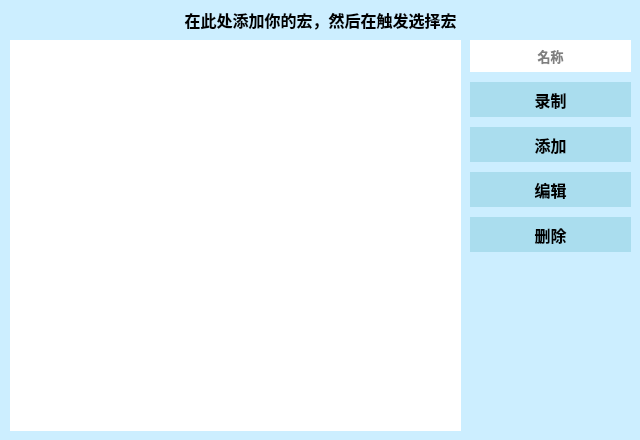
The window that .ui/MacroUi.ui (hongliangdu/Quickinput) describes before a commit, drawn with Qt 5.
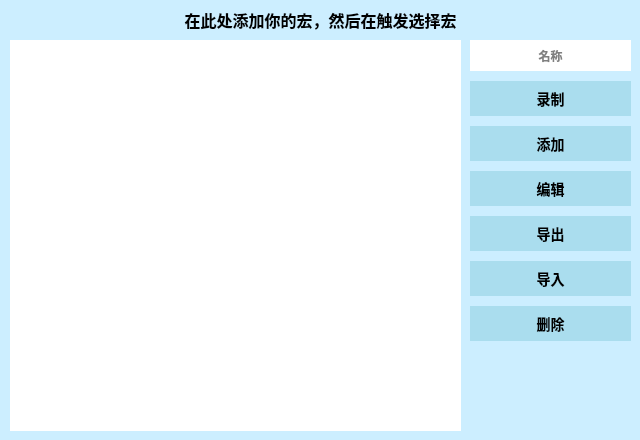
The same window after the commit.

```diff
--- a/.ui/MacroUi.ui
+++ b/.ui/MacroUi.ui
@@ -26,7 +26,7 @@
    <string>Macro</string>
   </property>
   <property name="styleSheet">
-   <string notr="true">background-color:#CEF;</string>
+   <string notr="true">#MacroUiClass{background-color:#CEF;border-bottom-left-radius:10px;border-bottom-right-radius:10px;}</string>
   </property>
   <widget class="QLabel" name="lbMacro">
    <property name="geometry">
@@ -134,6 +134,12 @@
     </property>
     <item>
      <widget class="QLineEdit" name="etName">
+      <property name="sizePolicy">
+       <sizepolicy hsizetype="Preferred" vsizetype="Preferred">
+        <horstretch>0</horstretch>
+        <verstretch>0</verstretch>
+       </sizepolicy>
+      </property>
       <property name="minimumSize">
        <size>
         <width>0</width>
@@ -142,8 +148,8 @@
       </property>
       <property name="font">
        <font>
-        <family>微软雅黑</family>
-        <pointsize>10</pointsize>
+        <family>Microsoft YaHei</family>
+        <pointsize>-1</pointsize>
         <weight>75</weight>
         <bold>true</bold>
        </font>
@@ -152,7 +158,7 @@
        <string>按下回车应用更改</string>
       </property>
       <property name="styleSheet">
-       <string notr="true">background-color: #FFF; border:none; padding:6px;</string>
+       <string notr="true">background-color: #FFF;border:none;padding:6px;font-family:&quot;Microsoft YaHei&quot;;font-size:12px;</string>
       </property>
       <property name="inputMask">
        <string/>
@@ -170,6 +176,12 @@
     </item>
     <item>
      <widget class="QPushButton" name="bnRec">
+      <property name="sizePolicy">
+       <sizepolicy hsizetype="Preferred" vsizetype="Preferred">
+        <horstretch>0</horstretch>
+        <verstretch>0</verstretch>
+       </sizepolicy>
+      </property>
       <property name="minimumSize">
        <size>
         <width>0</width>
@@ -178,8 +190,8 @@
       </property>
       <property name="font">
        <font>
-        <family>微软雅黑</family>
-        <pointsize>12</pointsize>
+        <family>Microsoft YaHei</family>
+        <pointsize>-1</pointsize>
         <weight>75</weight>
         <bold>true</bold>
        </font>
@@ -188,7 +200,8 @@
        <cursorShape>PointingHandCursor</cursorShape>
       </property>
       <property name="styleSheet">
-       <string notr="true">QPushButton{background-color: #ADE;border:none;}
+       <string notr="true">*{font-family:&quot;Microsoft YaHei&quot;;font-size:14px;}
+QPushButton{background-color: #ADE;border:none;}
 QPushButton:hover{background-color: #C0E2F2;}</string>
       </property>
       <property name="text">
@@ -198,6 +211,12 @@
     </item>
     <item>
      <widget class="QPushButton" name="bnAdd">
+      <property name="sizePolicy">
+       <sizepolicy hsizetype="Preferred" vsizetype="Preferred">
+        <horstretch>0</horstretch>
+        <verstretch>0</verstretch>
+       </sizepolicy>
+      </property>
       <property name="minimumSize">
        <size>
         <width>0</width>
@@ -206,8 +225,8 @@
       </property>
       <property name="font">
        <font>
-        <family>微软雅黑</family>
-        <pointsize>12</pointsize>
+        <family>Microsoft YaHei</family>
+        <pointsize>-1</pointsize>
         <weight>75</weight>
         <bold>true</bold>
        </font>
@@ -216,7 +235,8 @@
        <cursorShape>PointingHandCursor</cursorShape>
       </property>
       <property name="styleSheet">
-       <string notr="true">QPushButton{background-color: #ADE;border:none;}
+       <string notr="true">*{font-family:&quot;Microsoft YaHei&quot;;font-size:14px;}
+QPushButton{background-color: #ADE;border:none;}
 QPushButton:hover{background-color: #C0E2F2;}</string>
       </property>
       <property name="text">
@@ -226,6 +246,12 @@
     </item>
     <item>
      <widget class="QPushButton" name="bnEdit">
+      <property name="sizePolicy">
+       <sizepolicy hsizetype="Preferred" vsizetype="Preferred">
+        <horstretch>0</horstretch>
+        <verstretch>0</verstretch>
+       </sizepolicy>
+      </property>
       <property name="minimumSize">
        <size>
         <width>0</width>
@@ -234,8 +260,8 @@
       </property>
       <property name="font">
        <font>
-        <family>微软雅黑</family>
-        <pointsize>12</pointsize>
+        <family>Microsoft YaHei</family>
+        <pointsize>-1</pointsize>
         <weight>75</weight>
         <bold>true</bold>
        </font>
@@ -244,7 +270,8 @@
        <cursorShape>PointingHandCursor</cursorShape>
       </property>
       <property name="styleSheet">
-       <string notr="true">QPushButton{background-color: #ADE;border:none;}
+       <string notr="true">*{font-family:&quot;Microsoft YaHei&quot;;font-size:14px;}
+QPushButton{background-color: #ADE;border:none;}
 QPushButton:hover{background-color: #C0E2F2;}</string>
       </property>
       <property name="text">
@@ -252,8 +279,90 @@
       </property>
      </widget>
     </item>
+    <item>
+     <widget class="QPushButton" name="bnExp">
+      <property name="sizePolicy">
+       <sizepolicy hsizetype="Preferred" vsizetype="Preferred">
+        <horstretch>0</horstretch>
+        <verstretch>0</verstretch>
+       </sizepolicy>
+      </property>
+      <property name="minimumSize">
+       <size>
+        <width>0</width>
+        <height>35</height>
+       </size>
+      </property>
+      <property name="font">
+       <font>
+        <family>Microsoft YaHei</family>
+        <pointsize>-1</pointsize>
+        <weight>75</weight>
+        <bold>true</bold>
+       </font>
+      </property>
+      <property name="cursor">
+       <cursorShape>PointingHandCursor</cursorShape>
+      </property>
+      <property name="focusPolicy">
+       <enum>Qt::ClickFocus</enum>
+      </property>
+      <property name="styleSheet">
+       <string notr="true">*{font-family:&quot;Microsoft YaHei&quot;;font-size:14px;}
+QPushButton{background-color: #ADE;border:none;}
+QPushButton:hover{background-color: #C0E2F2;}</string>
+      </property>
+      <property name="text">
+       <string>导出</string>
+      </property>
+     </widget>
+    </item>
+    <item>
+     <widget class="QPushButton" name="bnImp">
+      <property name="sizePolicy">
+       <sizepolicy hsizetype="Preferred" vsizetype="Preferred">
+        <horstretch>0</horstretch>
+        <verstretch>0</verstretch>
+       </sizepolicy>
+      </property>
+      <property name="minimumSize">
+       <size>
+        <width>0</width>
+        <height>35</height>
+       </size>
+      </property>
+      <property name="font">
+       <font>
+        <family>Microsoft YaHei</family>
+        <pointsize>-1</pointsize>
+        <weight>75</weight>
+        <bold>true</bold>
+       </font>
+      </property>
+      <property name="cursor">
+       <cursorShape>PointingHandCursor</cursorShape>
+      </property>
+      <property name="focusPolicy">
+       <enum>Qt::ClickFocus</enum>
+      </property>
+      <property name="styleSheet">
+       <string notr="true">*{font-family:&quot;Microsoft YaHei&quot;;font-size:14px;}
+QPushButton{background-color: #ADE;border:none;}
+QPushButton:hover{background-color: #C0E2F2;}</string>
+      </property>
+      <property name="text">
+       <string>导入</string>
+      </property>
+     </widget>
+    </item>
     <item>
      <widget class="QPushButton" name="bnDel">
+      <property name="sizePolicy">
+       <sizepolicy hsizetype="Preferred" vsizetype="Preferred">
+        <horstretch>0</horstretch>
+        <verstretch>0</verstretch>
+       </sizepolicy>
+      </property>
       <property name="minimumSize">
        <size>
         <width>0</width>
@@ -262,8 +371,8 @@
       </property>
       <property name="font">
        <font>
-        <family>微软雅黑</family>
-        <pointsize>12</pointsize>
+        <family>Microsoft YaHei</family>
+        <pointsize>-1</pointsize>
         <weight>75</weight>
         <bold>true</bold>
        </font>
@@ -272,7 +381,8 @@
        <cursorShape>PointingHandCursor</cursorShape>
       </property>
       <property name="styleSheet">
-       <string notr="true">QPushButton{background-color: #ADE;border:none;}
+       <string notr="true">*{font-family:&quot;Microsoft YaHei&quot;;font-size:14px;}
+QPushButton{background-color: #ADE;border:none;}
 QPushButton:hover{background-color: #C0E2F2;}</string>
       </property>
       <property name="text">
```
Left out of the diff: 38 changed lines with no effect on the pictures.
